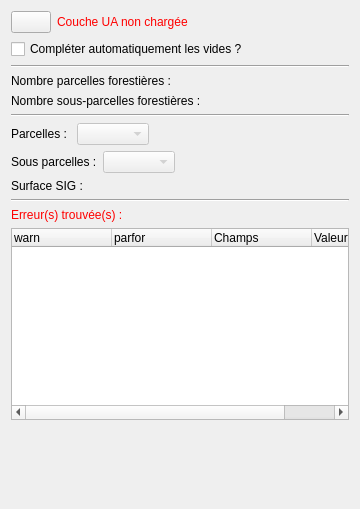
Old version of the form qsequoia2/modules/ua_checker/ua_checker.ui in the repository SequoiApp/Qsequoia2.
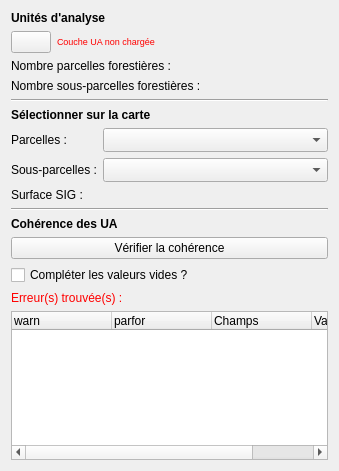
New version of the form.

Commit message: refactor ua_checker & fix ua message warning at each layer removal

```diff
--- a/qsequoia2/modules/ua_checker/ua_checker.ui
+++ b/qsequoia2/modules/ua_checker/ua_checker.ui
@@ -6,8 +6,8 @@
    <rect>
     <x>0</x>
     <y>0</y>
-    <width>360</width>
-    <height>509</height>
+    <width>339</width>
+    <height>471</height>
    </rect>
   </property>
   <property name="windowTitle">
@@ -15,9 +15,16 @@
   </property>
   <layout class="QVBoxLayout" name="verticalLayout">
    <item>
-    <layout class="QHBoxLayout" name="hbox_topbar">
+    <widget class="QLabel" name="title_ua">
+     <property name="text">
+      <string>&lt;html&gt;&lt;head/&gt;&lt;body&gt;&lt;p&gt;&lt;span style=&quot; font-weight:600;&quot;&gt;Unités d'analyse&lt;/span&gt;&lt;/p&gt;&lt;/body&gt;&lt;/html&gt;</string>
+     </property>
+    </widget>
+   </item>
+   <item>
+    <layout class="QHBoxLayout" name="horizontalLayout_2">
      <item>
-      <widget class="QPushButton" name="btn_refresh">
+      <widget class="QPushButton" name="pb_ua_status">
        <property name="toolTip">
         <string>&lt;html&gt;&lt;head/&gt;&lt;body&gt;&lt;p&gt;Recharger la couche UA&lt;/p&gt;&lt;/body&gt;&lt;/html&gt;</string>
        </property>
@@ -28,72 +35,63 @@
      </item>
      <item>
       <widget class="QLabel" name="lbl_ua_status">
+       <property name="sizePolicy">
+        <sizepolicy hsizetype="Preferred" vsizetype="Preferred">
+         <horstretch>1</horstretch>
+         <verstretch>0</verstretch>
+        </sizepolicy>
+       </property>
        <property name="text">
-        <string>&lt;html&gt;&lt;head/&gt;&lt;body&gt;&lt;p&gt;&lt;span style=&quot; color:#ff0000;&quot;&gt;Couche UA non chargée&lt;/span&gt;&lt;/p&gt;&lt;/body&gt;&lt;/html&gt;</string>
+        <string>&lt;html&gt;&lt;head/&gt;&lt;body&gt;&lt;p&gt;&lt;span style=&quot; font-size:7pt; color:#ff0000;&quot;&gt;Couche UA non chargée&lt;/span&gt;&lt;/p&gt;&lt;/body&gt;&lt;/html&gt;</string>
        </property>
       </widget>
      </item>
-     <item>
-      <spacer name="hspace_topbar">
-       <property name="orientation">
-        <enum>Qt::Horizontal</enum>
+    </layout>
+   </item>
+   <item>
+    <layout class="QFormLayout" name="form_counters">
+     <item row="0" column="0">
+      <widget class="QLabel" name="lbl_nb_pf">
+       <property name="mouseTracking">
+        <bool>true</bool>
        </property>
-       <property name="sizeHint" stdset="0">
-        <size>
-         <width>40</width>
-         <height>20</height>
-        </size>
+       <property name="text">
+        <string>Nombre parcelles forestières :</string>
        </property>
-      </spacer>
+       <property name="textInteractionFlags">
+        <set>Qt::LinksAccessibleByMouse|Qt::TextSelectableByKeyboard|Qt::TextSelectableByMouse</set>
+       </property>
+      </widget>
      </item>
+     <item row="1" column="0">
+      <widget class="QLabel" name="lbl_nb_sspf">
+       <property name="mouseTracking">
+        <bool>true</bool>
+       </property>
+       <property name="text">
+        <string>Nombre sous-parcelles forestières :</string>
+       </property>
+       <property name="textInteractionFlags">
+        <set>Qt::LinksAccessibleByKeyboard|Qt::LinksAccessibleByMouse|Qt::TextBrowserInteraction|Qt::TextSelectableByKeyboard|Qt::TextSelectableByMouse</set>
+       </property>
+      </widget>
+     </item>
+     <item row="0" column="1">
+      <widget class="QLabel" name="lbl_nb_pf_res">
+       <property name="text">
+        <string/>
+       </property>
+      </widget>
+     </item>
+     <item row="1" column="1">
+      <widget class="QLabel" name="lbl_nb_sspf_res">
+       <property name="text">
+        <string/>
+       </property>
+      </widget>
+     </item>
     </layout>
    </item>
-   <item>
-    <widget class="QCheckBox" name="cb_auto_fill">
-     <property name="toolTip">
-      <string>&lt;html&gt;&lt;head/&gt;&lt;body&gt;&lt;p&gt;Si cette option est activée, les valeurs manquantes seront automatiquement complétées pour garantir la cohérence au sein d'une même UG. Par exemple : &amp;quot;01.01 - PLT_PLMT - FRR, VIDE&amp;quot; devient &amp;quot;01.01 - PLT_PLMT - FRR&amp;quot;&lt;/p&gt;&lt;/body&gt;&lt;/html&gt;</string>
-     </property>
-     <property name="text">
-      <string>Compléter automatiquement les vides ?</string>
-     </property>
-    </widget>
-   </item>
-   <item>
-    <widget class="Line" name="line_3">
-     <property name="styleSheet">
-      <string notr="true">color: rgb(0, 0, 0);</string>
-     </property>
-     <property name="orientation">
-      <enum>Qt::Horizontal</enum>
-     </property>
-    </widget>
-   </item>
-   <item>
-    <widget class="QLabel" name="lbl_nb_pf">
-     <property name="mouseTracking">
-      <bool>true</bool>
-     </property>
-     <property name="text">
-      <string>Nombre parcelles forestières :</string>
-     </property>
-     <property name="textInteractionFlags">
-      <set>Qt::LinksAccessibleByMouse|Qt::TextSelectableByKeyboard|Qt::TextSelectableByMouse</set>
-     </property>
-    </widget>
-   </item>
-   <item>
-    <widget class="QLabel" name="lbl_nb_sspf">
-     <property name="mouseTracking">
-      <bool>true</bool>
-     </property>
-     <property name="text">
-      <string>Nombre sous-parcelles forestières :</string>
-     </property>
-     <property name="textInteractionFlags">
-      <set>Qt::LinksAccessibleByKeyboard|Qt::LinksAccessibleByMouse|Qt::TextBrowserInteraction|Qt::TextSelectableByKeyboard|Qt::TextSelectableByMouse</set>
-     </property>
-    </widget>
-   </item>
    <item>
     <widget class="Line" name="line">
      <property name="orientation">
@@ -102,123 +100,117 @@
     </widget>
    </item>
    <item>
-    <layout class="QHBoxLayout" name="hbox_pf" stretch="0,0,0">
-     <property name="spacing">
-      <number>6</number>
+    <widget class="QLabel" name="title_selection">
+     <property name="text">
+      <string>&lt;html&gt;&lt;head/&gt;&lt;body&gt;&lt;p&gt;&lt;span style=&quot; font-weight:600;&quot;&gt;Sélectionner sur la carte&lt;/span&gt;&lt;/p&gt;&lt;/body&gt;&lt;/html&gt;</string>
      </property>
-     <item>
+    </widget>
+   </item>
+   <item>
+    <layout class="QFormLayout" name="form_filters">
+     <property name="fieldGrowthPolicy">
+      <enum>QFormLayout::AllNonFixedFieldsGrow</enum>
+     </property>
+     <item row="0" column="0">
       <widget class="QLabel" name="lbl_pf">
-       <property name="enabled">
-        <bool>true</bool>
-       </property>
-       <property name="sizePolicy">
-        <sizepolicy hsizetype="Minimum" vsizetype="Preferred">
-         <horstretch>0</horstretch>
-         <verstretch>0</verstretch>
-        </sizepolicy>
-       </property>
        <property name="text">
-        <string>Parcelles : </string>
+        <string>Parcelles :</string>
        </property>
-      </widget>
-     </item>
-     <item>
-      <widget class="QComboBox" name="cb_pf">
-       <property name="enabled">
-        <bool>false</bool>
+       <property name="buddy">
+        <cstring>cb_pf</cstring>
        </property>
-       <property name="sizePolicy">
-        <sizepolicy hsizetype="Minimum" vsizetype="Fixed">
-         <horstretch>0</horstretch>
-         <verstretch>0</verstretch>
-        </sizepolicy>
-       </property>
       </widget>
      </item>
-     <item>
-      <spacer name="hspace_pf">
-       <property name="orientation">
-        <enum>Qt::Horizontal</enum>
-       </property>
-       <property name="sizeHint" stdset="0">
-        <size>
-         <width>40</width>
-         <height>20</height>
-        </size>
-       </property>
-      </spacer>
-     </item>
-    </layout>
-   </item>
-   <item>
-    <layout class="QHBoxLayout" name="hbox_sspf" stretch="0,0,0">
-     <property name="spacing">
-      <number>6</number>
-     </property>
-     <item>
+     <item row="1" column="0">
       <widget class="QLabel" name="lbl_sspf">
-       <property name="enabled">
-        <bool>true</bool>
-       </property>
-       <property name="sizePolicy">
-        <sizepolicy hsizetype="Minimum" vsizetype="Preferred">
-         <horstretch>0</horstretch>
-         <verstretch>0</verstretch>
-        </sizepolicy>
-       </property>
        <property name="text">
-        <string>Sous parcelles :</string>
+        <string>Sous-parcelles :</string>
        </property>
       </widget>
      </item>
-     <item>
+     <item row="0" column="1">
+      <widget class="QComboBox" name="cb_pf">
+       <property name="sizeAdjustPolicy">
+        <enum>QComboBox::AdjustToMinimumContentsLengthWithIcon</enum>
+       </property>
+       <property name="minimumContentsLength">
+        <number>6</number>
+       </property>
+      </widget>
+     </item>
+     <item row="1" column="1">
       <widget class="QComboBox" name="cb_sspf">
-       <property name="enabled">
-        <bool>false</bool>
+       <property name="sizeAdjustPolicy">
+        <enum>QComboBox::AdjustToMinimumContentsLengthWithIcon</enum>
        </property>
-       <property name="sizePolicy">
-        <sizepolicy hsizetype="Minimum" vsizetype="Fixed">
-         <horstretch>0</horstretch>
-         <verstretch>0</verstretch>
-        </sizepolicy>
+       <property name="minimumContentsLength">
+        <number>6</number>
        </property>
       </widget>
      </item>
-     <item>
-      <spacer name="hspace_sspf">
-       <property name="orientation">
-        <enum>Qt::Horizontal</enum>
+     <item row="2" column="0">
+      <widget class="QLabel" name="lbl_surf_sig">
+       <property name="mouseTracking">
+        <bool>true</bool>
        </property>
-       <property name="sizeHint" stdset="0">
-        <size>
-         <width>40</width>
-         <height>20</height>
-        </size>
+       <property name="text">
+        <string>Surface SIG :</string>
        </property>
-      </spacer>
+       <property name="textInteractionFlags">
+        <set>Qt::LinksAccessibleByKeyboard|Qt::LinksAccessibleByMouse|Qt::TextBrowserInteraction|Qt::TextSelectableByKeyboard|Qt::TextSelectableByMouse</set>
+       </property>
+      </widget>
+     </item>
+     <item row="2" column="1">
+      <widget class="QLabel" name="lbl_surf_sig_res">
+       <property name="text">
+        <string/>
+       </property>
+      </widget>
      </item>
     </layout>
    </item>
    <item>
-    <widget class="QLabel" name="lbl_surf_sig">
-     <property name="mouseTracking">
-      <bool>true</bool>
+    <widget class="Line" name="line_3">
+     <property name="styleSheet">
+      <string notr="true">color: rgb(0, 0, 0);</string>
      </property>
-     <property name="text">
-      <string>Surface SIG :</string>
-     </property>
-     <property name="textInteractionFlags">
-      <set>Qt::LinksAccessibleByKeyboard|Qt::LinksAccessibleByMouse|Qt::TextBrowserInteraction|Qt::TextSelectableByKeyboard|Qt::TextSelectableByMouse</set>
-     </property>
-    </widget>
-   </item>
-   <item>
-    <widget class="Line" name="line_2">
      <property name="orientation">
       <enum>Qt::Horizontal</enum>
      </property>
     </widget>
    </item>
+   <item>
+    <widget class="QLabel" name="label">
+     <property name="text">
+      <string>&lt;html&gt;&lt;head/&gt;&lt;body&gt;&lt;p&gt;&lt;span style=&quot; font-weight:600;&quot;&gt;Cohérence des UA&lt;/span&gt;&lt;/p&gt;&lt;/body&gt;&lt;/html&gt;</string>
+     </property>
+    </widget>
+   </item>
+   <item>
+    <layout class="QHBoxLayout" name="hbox_topbar">
+     <item>
+      <widget class="QPushButton" name="pb_check_ug">
+       <property name="toolTip">
+        <string>Vérifier la cohérence des UG de la couche UA</string>
+       </property>
+       <property name="text">
+        <string>Vérifier la cohérence</string>
+       </property>
+      </widget>
+     </item>
+    </layout>
+   </item>
+   <item>
+    <widget class="QCheckBox" name="cb_auto_fill">
+     <property name="toolTip">
+      <string>&lt;html&gt;&lt;head/&gt;&lt;body&gt;&lt;p&gt;Si cette option est activée, les valeurs manquantes seront automatiquement complétées pour garantir la cohérence au sein d'une même UG. Par exemple : &amp;quot;01.01 - PLT_PLMT - FRR, VIDE&amp;quot; devient &amp;quot;01.01 - PLT_PLMT - FRR&amp;quot;&lt;/p&gt;&lt;/body&gt;&lt;/html&gt;</string>
+     </property>
+     <property name="text">
+      <string>Compléter les valeurs vides ?</string>
+     </property>
+    </widget>
+   </item>
    <item>
     <widget class="QLabel" name="lbl_errors">
      <property name="text">
```
Left out of the diff: 5 changed lines with no effect on the pictures. The commit also changes 1 other file.
